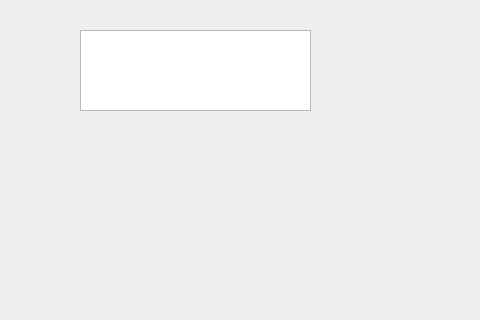
First picture: the form in Happy_walking_Tour_UI/mainwindow.ui, repository MateoCorDuarte/Happy_Walking_Tour_App, before the edit; both pictures show x 0 to 480 and y 280 to 600 of the 800 by 600 pixel window.
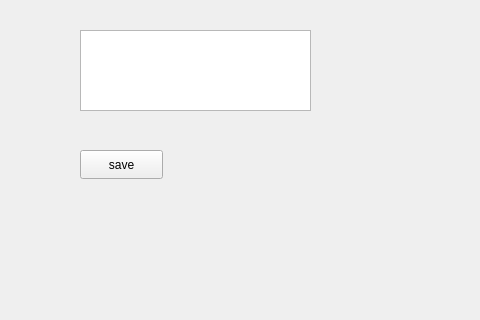
Second picture: the form after the edit.

```diff
--- a/Happy_walking_Tour_UI/mainwindow.ui
+++ b/Happy_walking_Tour_UI/mainwindow.ui
@@ -153,6 +153,32 @@
        <string/>
       </property>
      </widget>
+     <widget class="QLabel" name="tour_name">
+      <property name="geometry">
+       <rect>
+        <x>432</x>
+        <y>80</y>
+        <width>251</width>
+        <height>41</height>
+       </rect>
+      </property>
+      <property name="text">
+       <string/>
+      </property>
+     </widget>
+     <widget class="QPushButton" name="save">
+      <property name="geometry">
+       <rect>
+        <x>50</x>
+        <y>410</y>
+        <width>83</width>
+        <height>29</height>
+       </rect>
+      </property>
+      <property name="text">
+       <string>save</string>
+      </property>
+     </widget>
     </widget>
     <widget class="QWidget" name="modify_tour">
      <widget class="QLabel" name="label_4">
```
Left out of the diff: 2 changed lines with no effect on the pictures.
